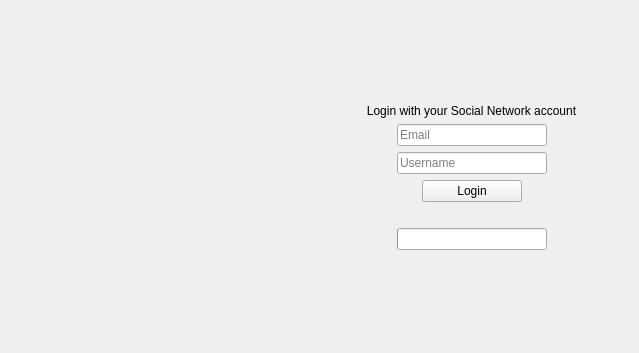
Before: the Qt Designer form loginwidget.ui in cjwhome/go3treksQt, drawn with Qt 5.
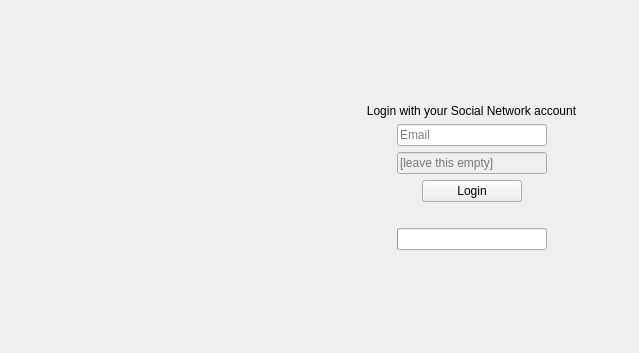
After: the same form once the commit is applied.

Commit message: Removed username, some other things

What changed in the file:
```diff
--- a/loginwidget.ui
+++ b/loginwidget.ui
@@ -52,7 +52,7 @@
       </widget>
      </item>
      <item alignment="Qt::AlignHCenter">
-      <widget class="QLineEdit" name="passwordBox">
+      <widget class="QLineEdit" name="emailBox">
        <property name="sizePolicy">
         <sizepolicy hsizetype="Fixed" vsizetype="Fixed">
          <horstretch>0</horstretch>
@@ -77,7 +77,10 @@
       </widget>
      </item>
      <item alignment="Qt::AlignHCenter">
-      <widget class="QLineEdit" name="usernameBox">
+      <widget class="QLineEdit" name="passwordBox">
+       <property name="enabled">
+        <bool>false</bool>
+       </property>
        <property name="sizePolicy">
         <sizepolicy hsizetype="Fixed" vsizetype="Fixed">
          <horstretch>0</horstretch>
@@ -100,7 +103,7 @@
         <bool>true</bool>
        </property>
        <property name="placeholderText">
-        <string>Username</string>
+        <string>[leave this empty]</string>
        </property>
       </widget>
      </item>
```
The commit also changes 10 other files.
